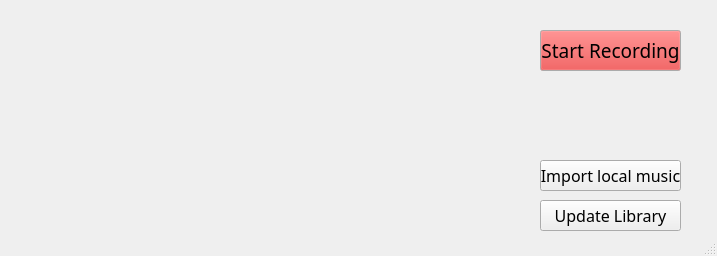
First picture: the form in mainwindowmf.ui, repository zeyap/MusicFingerprint, before the edit.
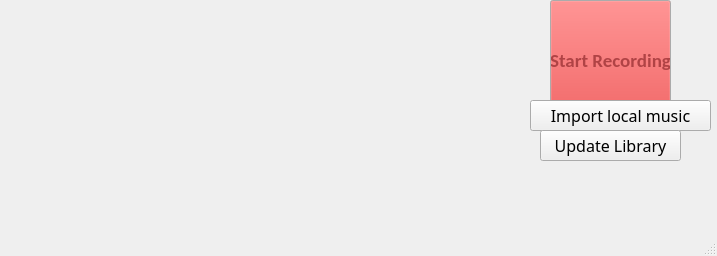
Second picture: the form after the edit. Icons and pictures are not drawn.

Diff of the .ui file:
```diff
--- a/mainwindowmf.ui
+++ b/mainwindowmf.ui
@@ -14,7 +14,10 @@
    <string>Music Fingerprint</string>
   </property>
   <property name="autoFillBackground">
-   <bool>true</bool>
+   <bool>false</bool>
+  </property>
+  <property name="styleSheet">
+   <string notr="true">border-image:url(D:/Study/VideoAudio_Processing/musicprocessing/mf/MusicFingerprint/images/bg.png)</string>
   </property>
   <property name="toolButtonStyle">
    <enum>Qt::ToolButtonIconOnly</enum>
@@ -23,15 +26,24 @@
    <widget class="QPushButton" name="pushButton">
     <property name="geometry">
      <rect>
-      <x>540</x>
-      <y>30</y>
-      <width>141</width>
-      <height>41</height>
+      <x>550</x>
+      <y>0</y>
+      <width>121</width>
+      <height>121</height>
      </rect>
     </property>
     <property name="palette">
      <palette>
       <active>
+       <colorrole role="WindowText">
+        <brush brushstyle="SolidPattern">
+         <color alpha="255">
+          <red>176</red>
+          <green>67</green>
+          <blue>69</blue>
+         </color>
+        </brush>
+       </colorrole>
        <colorrole role="Button">
         <brush brushstyle="SolidPattern">
          <color alpha="255">
@@ -41,8 +53,35 @@
          </color>
         </brush>
        </colorrole>
+       <colorrole role="Text">
+        <brush brushstyle="SolidPattern">
+         <color alpha="255">
+          <red>176</red>
+          <green>67</green>
+          <blue>69</blue>
+         </color>
+        </brush>
+       </colorrole>
+       <colorrole role="ButtonText">
+        <brush brushstyle="SolidPattern">
+         <color alpha="255">
+          <red>176</red>
+          <green>67</green>
+          <blue>69</blue>
+         </color>
+        </brush>
+       </colorrole>
       </active>
       <inactive>
+       <colorrole role="WindowText">
+        <brush brushstyle="SolidPattern">
+         <color alpha="255">
+          <red>176</red>
+          <green>67</green>
+          <blue>69</blue>
+         </color>
+        </brush>
+       </colorrole>
        <colorrole role="Button">
         <brush brushstyle="SolidPattern">
          <color alpha="255">
@@ -52,8 +91,35 @@
          </color>
         </brush>
        </colorrole>
+       <colorrole role="Text">
+        <brush brushstyle="SolidPattern">
+         <color alpha="255">
+          <red>176</red>
+          <green>67</green>
+          <blue>69</blue>
+         </color>
+        </brush>
+       </colorrole>
+       <colorrole role="ButtonText">
+        <brush brushstyle="SolidPattern">
+         <color alpha="255">
+          <red>176</red>
+          <green>67</green>
+          <blue>69</blue>
+         </color>
+        </brush>
+       </colorrole>
       </inactive>
       <disabled>
+       <colorrole role="WindowText">
+        <brush brushstyle="SolidPattern">
+         <color alpha="255">
+          <red>176</red>
+          <green>67</green>
+          <blue>69</blue>
+         </color>
+        </brush>
+       </colorrole>
        <colorrole role="Button">
         <brush brushstyle="SolidPattern">
          <color alpha="255">
@@ -63,13 +129,33 @@
          </color>
         </brush>
        </colorrole>
+       <colorrole role="Text">
+        <brush brushstyle="SolidPattern">
+         <color alpha="255">
+          <red>176</red>
+          <green>67</green>
+          <blue>69</blue>
+         </color>
+        </brush>
+       </colorrole>
+       <colorrole role="ButtonText">
+        <brush brushstyle="SolidPattern">
+         <color alpha="255">
+          <red>176</red>
+          <green>67</green>
+          <blue>69</blue>
+         </color>
+        </brush>
+       </colorrole>
       </disabled>
      </palette>
     </property>
     <property name="font">
      <font>
-      <family>Calibri Light</family>
+      <family>Calibri</family>
       <pointsize>14</pointsize>
+      <weight>75</weight>
+      <bold>true</bold>
      </font>
     </property>
     <property name="layoutDirection">
@@ -79,7 +165,7 @@
      <bool>false</bool>
     </property>
     <property name="styleSheet">
-     <string notr="true"/>
+     <string notr="true">border-image:url(D:/Study/VideoAudio_Processing/musicprocessing/mf/MusicFingerprint/images/preview.png);color:rgb(176, 67, 69)</string>
     </property>
     <property name="text">
      <string>Start Recording</string>
@@ -100,9 +186,9 @@
    <widget class="QPushButton" name="pushButton_3">
     <property name="geometry">
      <rect>
-      <x>540</x>
-      <y>160</y>
-      <width>141</width>
+      <x>530</x>
+      <y>100</y>
+      <width>181</width>
       <height>31</height>
      </rect>
     </property>
@@ -123,7 +209,7 @@
     <property name="geometry">
      <rect>
       <x>540</x>
-      <y>200</y>
+      <y>130</y>
       <width>141</width>
       <height>31</height>
      </rect>
@@ -143,7 +229,7 @@
     <property name="geometry">
      <rect>
       <x>510</x>
-      <y>90</y>
+      <y>160</y>
       <width>201</width>
       <height>71</height>
      </rect>
```
Left out of the diff: 2 changed lines with no effect on the pictures.
